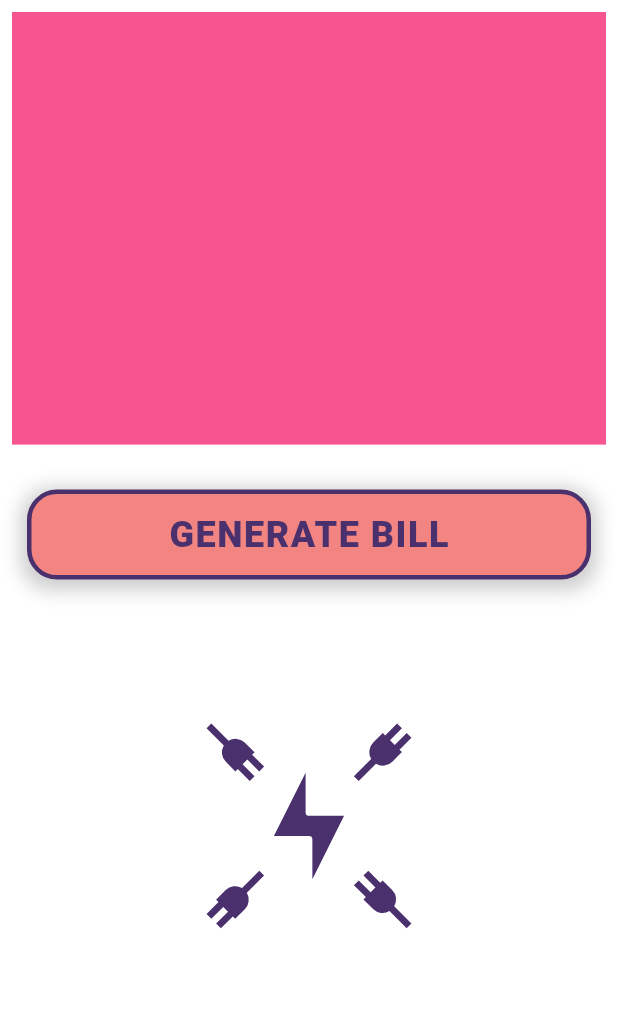
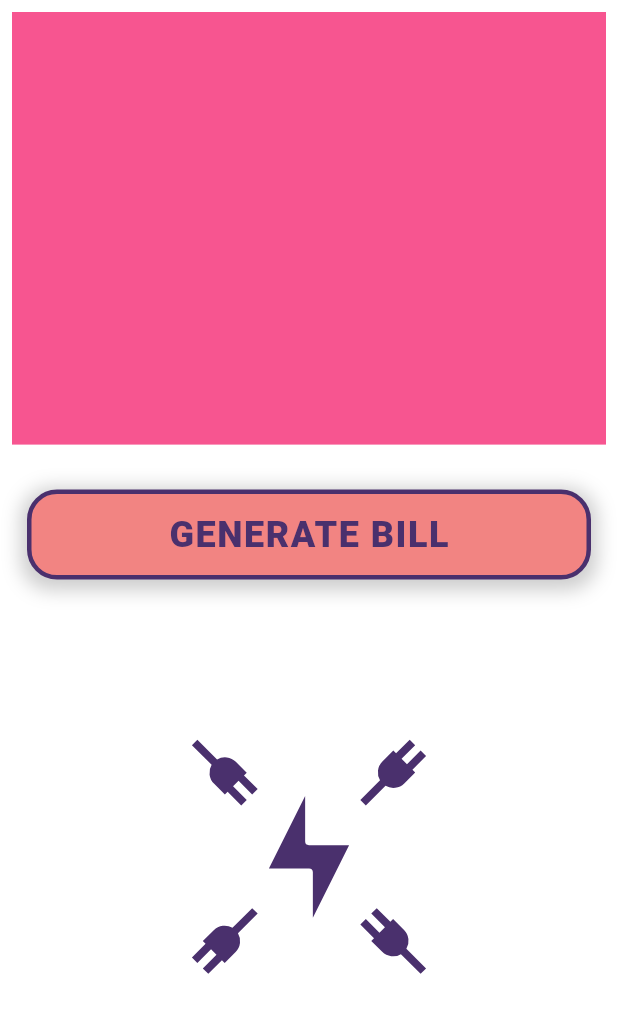
Before and after one commit to finnrose/Real-Time-Energy-Monitoring-System-, a Flutter app: the screen it shows after launch, on a phone screen of 412 x 824 dp. Shown: the top 1013 px of the screen. Run offline on Flutter 3.47's test engine with Material 2 defaults, Android fonts, the phone set to English and light mode, and no system bars; our stand-ins replace flutter_svg; Roboto replaces fonts that are missing (Montserrat).

Commit message:
Update home_page.dart

```diff
--- a/Mobile Application/lib/home_page.dart
+++ b/Mobile Application/lib/home_page.dart
@@ -13,8 +13,7 @@
         body: Padding(
           padding: const EdgeInsets.all(8.0),
           child: Column(
-            //mainAxisAlignment: MainAxisAlignment.center,
-            children: <Widget>[
+           children: <Widget>[
               Container(
                 height: (MediaQuery.of(context).size.height) * 0.35,
                 color: Color(0xffF75590),
@@ -35,8 +34,8 @@
               SvgPicture.asset(
                 "images/electricity(1).svg",
                 color: Color(0xFF4A306D),
-                height: (MediaQuery.of(context).size.height) * 0.35,
-                width: (MediaQuery.of(context).size.width) * 0.35,
+                height: (MediaQuery.of(context).size.height) * 0.4,
+                width: (MediaQuery.of(context).size.width) * 0.4,
               ),
             ],
           ),
```
